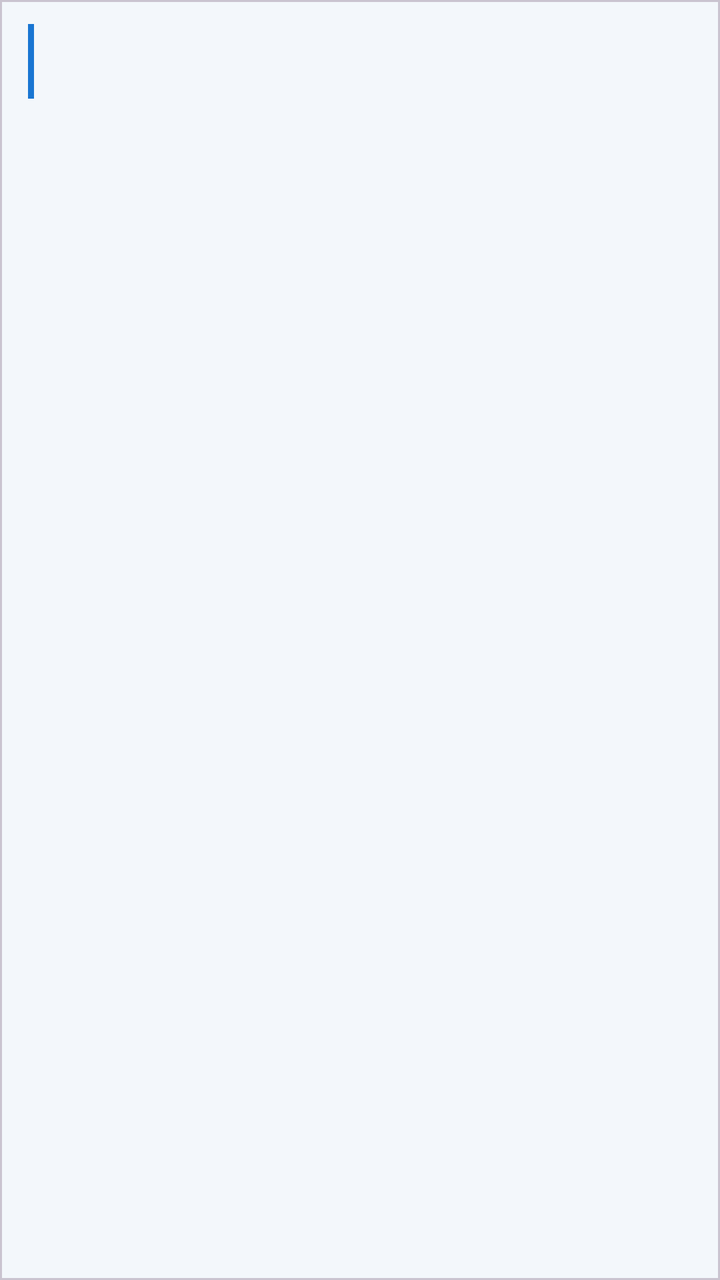
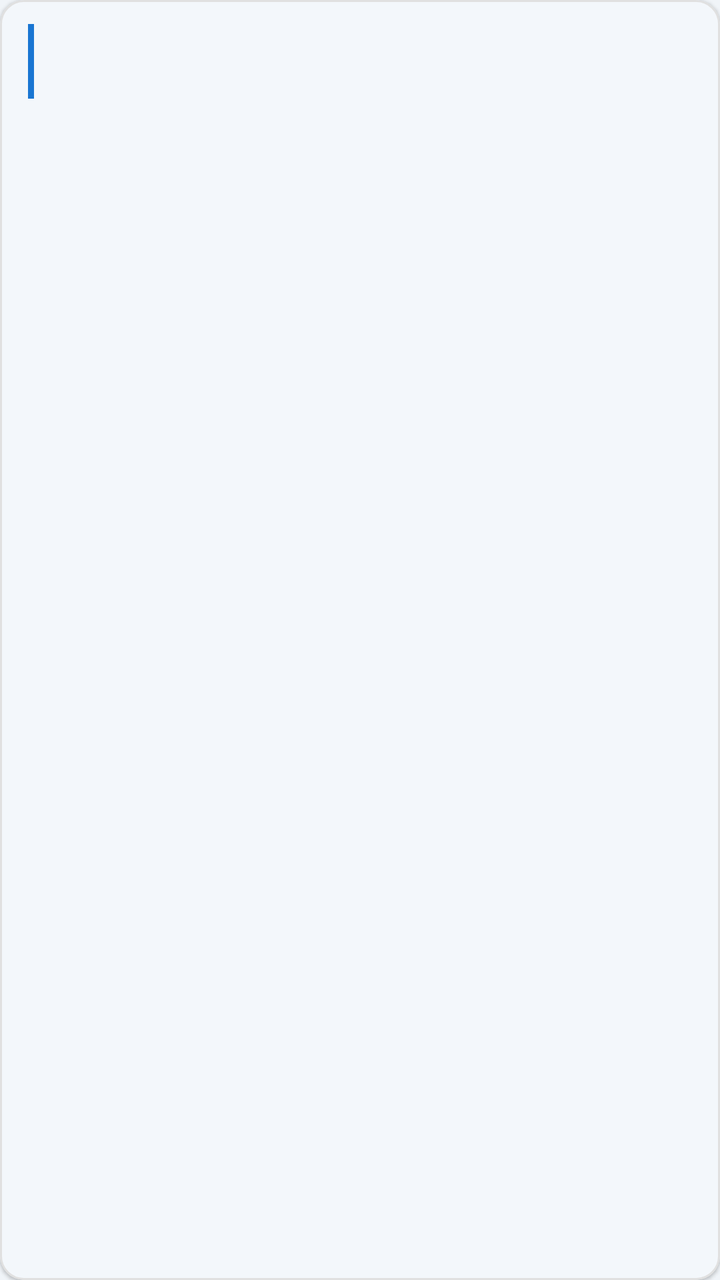

Two renders of the same Android screen: before a commit and after it. Below are the layout's source before the change and the commit's diff.
<!-- AndroidManifest.xml: application theme Theme.Test -->
<!-- res/layout/item_order_product.xml -->
<?xml version="1.0" encoding="utf-8"?>
<com.google.android.material.card.MaterialCardView xmlns:android="http://schemas.android.com/apk/res/android"
    xmlns:app="http://schemas.android.com/apk/res-auto"
    android:layout_width="match_parent"
    android:layout_height="wrap_content"
    android:layout_marginStart="12dp"
    android:layout_marginBottom="2dp"
    app:cardBackgroundColor="@color/surface"
    app:cardCornerRadius="0dp"
    app:cardElevation="1dp">

    <LinearLayout
        android:layout_width="match_parent"
        android:layout_height="wrap_content"
        android:gravity="center_vertical"
        android:orientation="horizontal"
        android:paddingHorizontal="14dp"
        android:paddingVertical="12dp">

        
        <View
            android:layout_width="3dp"
            android:layout_height="match_parent"
            android:layout_marginEnd="12dp"
            android:background="@color/primary_light"
            android:minHeight="40dp" />

        <LinearLayout
            android:layout_width="0dp"
            android:layout_height="wrap_content"
            android:layout_weight="1"
            android:orientation="vertical">

            <TextView
                android:id="@+id/tvProductName"
                android:layout_width="wrap_content"
                android:layout_height="wrap_content"
                android:textColor="@color/text_primary"
                android:textSize="14sp"
                android:textStyle="bold" />

            <TextView
                android:id="@+id/tvProductBarcode"
                android:layout_width="wrap_content"
                android:layout_height="wrap_content"
                android:layout_marginTop="2dp"
                android:fontFamily="monospace"
                android:textColor="@color/text_secondary"
                android:textSize="11sp" />
        </LinearLayout>

        <LinearLayout
            android:layout_width="wrap_content"
            android:layout_height="wrap_content"
            android:gravity="end"
            android:orientation="vertical">

            <TextView
                android:id="@+id/tvProductQty"
                android:layout_width="wrap_content"
                android:layout_height="wrap_content"
                android:textColor="@color/text_secondary"
                android:textSize="12sp" />

            <TextView
                android:id="@+id/tvProductTotal"
                android:layout_width="wrap_content"
                android:layout_height="wrap_content"
                android:layout_marginTop="2dp"
                android:textColor="@color/primary"
                android:textSize="14sp"
                android:textStyle="bold" />
        </LinearLayout>
    </LinearLayout>
</com.google.android.material.card.MaterialCardView>
<!-- resources referenced by this layout -->
<resources>
  <color name="primary">#1565C0</color>
  <color name="primary_light">#1976D2</color>
  <color name="surface">#FFFFFF</color>
  <color name="text_primary">#212121</color>
  <color name="text_secondary">#616161</color>
  <style name="Theme.Test" parent="Base.Theme.Test" />
  <style name="Base.Theme.Test" parent="Theme.Material3.Light.NoActionBar">
          <item name="android:windowBackground">@color/background</item>
          <item name="colorPrimary">@color/primary</item>
          <item name="colorOnPrimary">@color/white</item>
          <item name="colorPrimaryContainer">@color/light_primary</item>
          <item name="colorOnPrimaryContainer">@color/primary_dark</item>
          <item name="colorSurface">@color/surface</item>
          <item name="colorOnSurface">@color/text_primary</item>
          <item name="colorSurfaceVariant">@color/background</item>
          <item name="android:statusBarColor">@android:color/transparent</item>
      </style>
  <color name="background">#F0F4F8</color>
  <color name="white">#FFFFFFFF</color>
  <color name="light_primary">#E3F2FD</color>
  <color name="primary_dark">#0D47A1</color>
</resources>

<!-- the commit's change to res/layout/item_order_product.xml (unified diff, before → after) -->
@@ -3,10 +3,9 @@
     xmlns:app="http://schemas.android.com/apk/res-auto"
     android:layout_width="match_parent"
     android:layout_height="wrap_content"
-    android:layout_marginStart="12dp"
-    android:layout_marginBottom="2dp"
+    android:layout_marginBottom="6dp"
     app:cardBackgroundColor="@color/surface"
-    app:cardCornerRadius="0dp"
+    app:cardCornerRadius="12dp"
     app:cardElevation="1dp">
 
     <LinearLayout
<!-- resource entries referenced after the edit -->
@@ -5,21 +5,47 @@
   <color name="surface">#FFFFFF</color>
   <color name="text_primary">#212121</color>
   <color name="text_secondary">#616161</color>
-  <style name="Theme.Test" parent="Base.Theme.Test" />
+  <style name="Theme.Test" parent="Base.Theme.Test">
+          <item name="android:windowAnimationStyle">@style/WindowAnimation.Slide</item>
+      </style>
   <style name="Base.Theme.Test" parent="Theme.Material3.Light.NoActionBar">
           <item name="android:windowBackground">@color/background</item>
           <item name="colorPrimary">@color/primary</item>
           <item name="colorOnPrimary">@color/white</item>
           <item name="colorPrimaryContainer">@color/light_primary</item>
           <item name="colorOnPrimaryContainer">@color/primary_dark</item>
+          <item name="colorSecondary">@color/primary_light</item>
+          <item name="colorOnSecondary">@color/white</item>
+          <item name="colorSecondaryContainer">@color/light_primary</item>
+          <item name="colorTertiary">@color/success</item>
+          <item name="colorOnTertiary">@color/white</item>
+          <item name="colorError">@color/red</item>
+          <item name="colorOnError">@color/white</item>
+          <item name="colorErrorContainer">@color/error_light</item>
           <item name="colorSurface">@color/surface</item>
           <item name="colorOnSurface">@color/text_primary</item>
           <item name="colorSurfaceVariant">@color/background</item>
+          <item name="colorOnSurfaceVariant">@color/text_secondary</item>
+          <item name="colorOutline">@color/outline</item>
+          <item name="colorOutlineVariant">@color/light_gray</item>
           <item name="android:statusBarColor">@android:color/transparent</item>
+          <item name="android:navigationBarColor">@color/surface</item>
+          <item name="android:windowLightNavigationBar" tools:targetApi="27">true</item>
+      </style>
+  <style name="WindowAnimation.Slide" parent="@android:style/Animation.Activity">
+          <item name="android:activityOpenEnterAnimation">@anim/slide_in_right</item>
+          <item name="android:activityOpenExitAnimation">@anim/slide_out_left</item>
+          <item name="android:activityCloseEnterAnimation">@anim/slide_in_left</item>
+          <item name="android:activityCloseExitAnimation">@anim/slide_out_right</item>
       </style>
   <color name="background">#F0F4F8</color>
   <color name="white">#FFFFFFFF</color>
   <color name="light_primary">#E3F2FD</color>
   <color name="primary_dark">#0D47A1</color>
+  <color name="success">#2E7D32</color>
+  <color name="red">#C62828</color>
+  <color name="error_light">#FFEBEE</color>
+  <color name="outline">#79747E</color>
+  <color name="light_gray">#E0E0E0</color>
 </resources>
 
